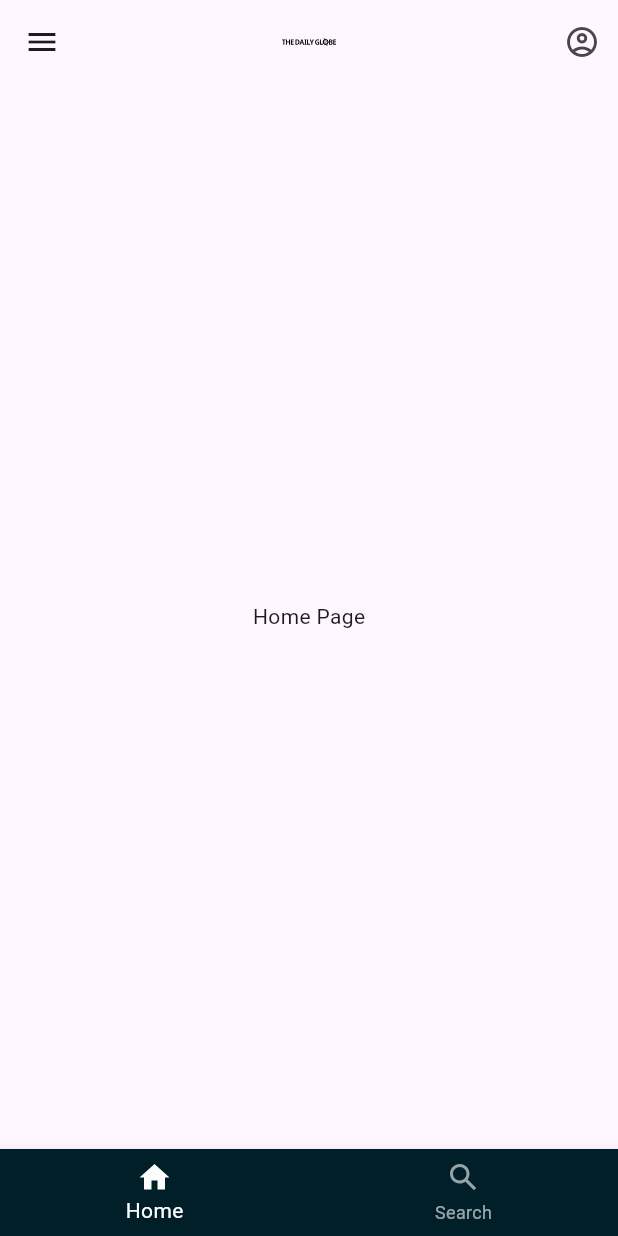
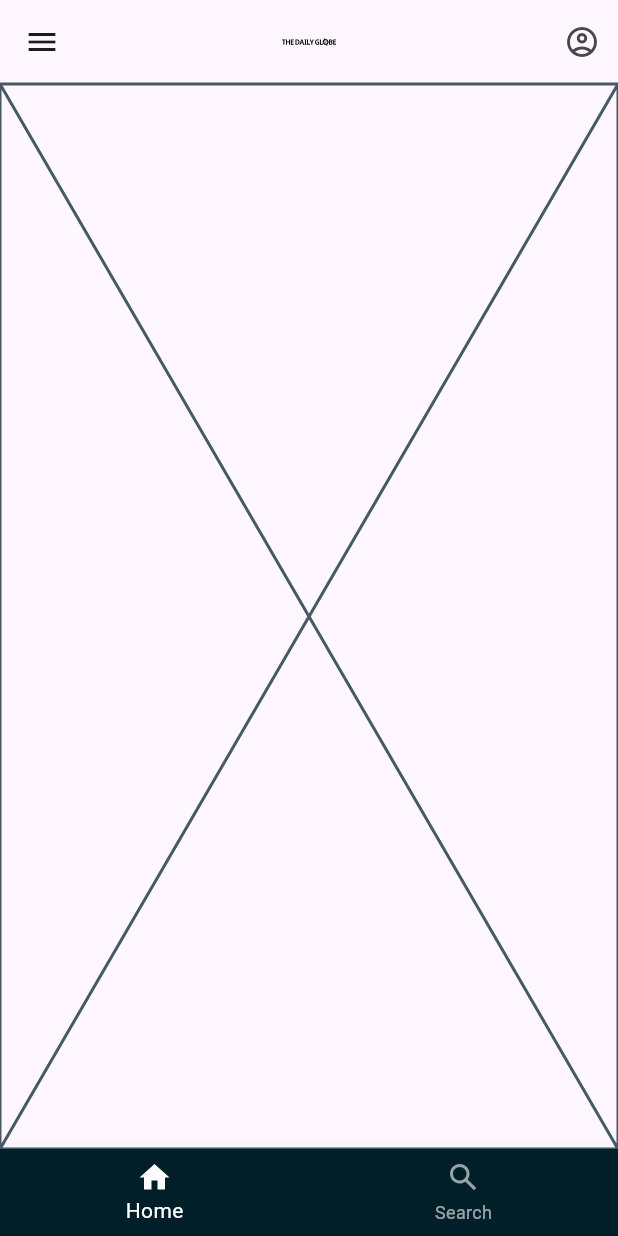
Before and after one commit to DinOfficial/new_app_flutter, a Flutter app: the screen it shows after launch, on a phone screen of 412 x 824 dp. Run offline on Flutter 3.47's test engine with Material 3 defaults, Android fonts, the light colour scheme and no system bars; our stand-ins replace flutter_svg.

Commit message:
tabbar problem not solve

```diff
--- a/lib/ui/screens/home_screen.dart
+++ b/lib/ui/screens/home_screen.dart
@@ -1,4 +1,3 @@
-import 'package:flutter/cupertino.dart';
 import 'package:flutter/material.dart';
 
 class HomeScreen extends StatefulWidget {
@@ -12,11 +11,6 @@ class HomeScreen extends StatefulWidget {
 class _HomeScreenState extends State<HomeScreen> {
   @override
   Widget build(BuildContext context) {
-    return Scaffold(
-      body: Center(
-        child: Text('Home Page'),
-      ),
-
-    );
+    return const Placeholder();
   }
 }
--- a/lib/ui/screens/main_bottom_nav_bar.dart
+++ b/lib/ui/screens/main_bottom_nav_bar.dart
@@ -2,6 +2,8 @@ import 'package:flutter/material.dart';
 import 'package:flutter_svg/flutter_svg.dart';
 import 'package:the_daily_globe/ui/screens/home_screen.dart';
 import 'package:the_daily_globe/ui/screens/search_screen.dart';
+
+import '../widget/dg_app_bar.dart';
 
 class MainBottomNavBar extends StatefulWidget {
   const MainBottomNavBar({super.key});
@@ -20,12 +22,7 @@ class _MainBottomNavBarState extends State<MainBottomNavBar> {
   Widget build(BuildContext context) {
     return Scaffold(
       // App Bar
-      appBar: AppBar(
-        backgroundColor: Colors.transparent,
-        title: SvgPicture.asset('assets/images/Logo.svg', height: 20, width: 36),
-        centerTitle: true,
-        actions: [IconButton(onPressed: () {}, icon: Icon(Icons.account_circle_outlined))],
-      ),
+      appBar: DGAppBar(),
 
       // SideBar // Drawer
       drawer: NavigationDrawer(
@@ -43,16 +40,22 @@ class _MainBottomNavBarState extends State<MainBottomNavBar> {
           ),
           Divider(thickness: .4, color: Colors.grey.shade800),
           ListTile(
-                title: Text('SECTIONS', style: TextStyle(color: Colors.green.withOpacity(.7), fontSize: 20)),
+            title: Text(
+              'SECTIONS',
+              style: TextStyle(color: Colors.green.withOpacity(.7), fontSize: 20),
+            ),
           ),
           ListTile(
-                title: Text('Top Stories', style: TextStyle(color: Colors.white.withOpacity(.7), fontSize: 20)),
+            title: Text(
+              'Top Stories',
+              style: TextStyle(color: Colors.white.withOpacity(.7), fontSize: 20),
+            ),
           ),
           ListTile(
-                hoverColor: Colors.green.withOpacity(.4) ,
+            hoverColor: Colors.green.withOpacity(.4),
             title: Text('Top Stories', style: TextStyle(color: Colors.white, fontSize: 20)),
           ),
-        ]
+        ],
       ),
 
       // Main Body
--- /dev/null
+++ b/lib/ui/widget/dg_app_bar.dart
@@ -0,0 +1,26 @@
+import 'package:flutter/material.dart';
+import 'package:flutter_svg/svg.dart';
+
+class DGAppBar extends StatelessWidget implements PreferredSize{
+  const DGAppBar({
+    super.key,
+  });
+
+  @override
+  Widget build(BuildContext context) {
+    return AppBar(
+      backgroundColor: Colors.transparent,
+      title: SvgPicture.asset('assets/images/Logo.svg', height: 20, width: 36),
+      centerTitle: true,
+      actions: [IconButton(onPressed: () {}, icon: Icon(Icons.account_circle_outlined))],
+    );
+  }
+
+  @override
+  // TODO: implement child
+  Widget get child => throw UnimplementedError();
+
+  @override
+  // TODO: implement preferredSize
+  Size get preferredSize =>const Size.fromHeight(kToolbarHeight);
+}
```
Lines whose indentation alone changed are shown as unchanged.
